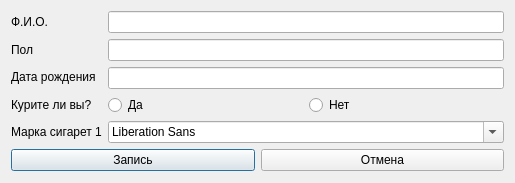
Qt form dlg2.ui (Kwic05/survey_wip) before a commit.
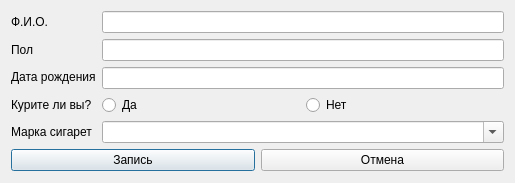
The same form after that commit.

```diff
--- a/dlg2.ui
+++ b/dlg2.ui
@@ -50,7 +50,7 @@
      <item>
       <widget class="QLabel" name="label_5">
        <property name="text">
-        <string>Марка сигарет 1</string>
+        <string>Марка сигарет</string>
        </property>
       </widget>
      </item>
@@ -86,7 +86,14 @@
       </layout>
      </item>
      <item>
-      <widget class="QFontComboBox" name="fontComboBox"/>
+      <widget class="QComboBox" name="comboBox">
+       <property name="acceptDrops">
+        <bool>false</bool>
+       </property>
+       <property name="editable">
+        <bool>true</bool>
+       </property>
+      </widget>
      </item>
     </layout>
    </item>
```
